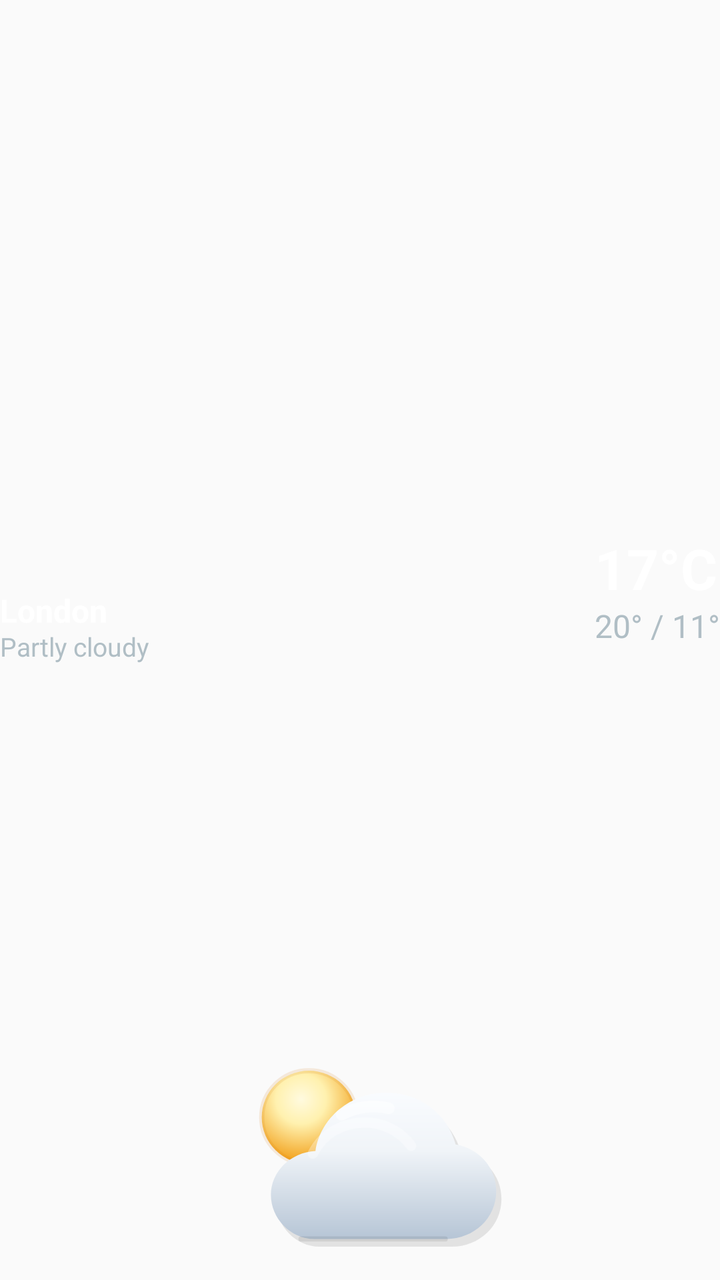
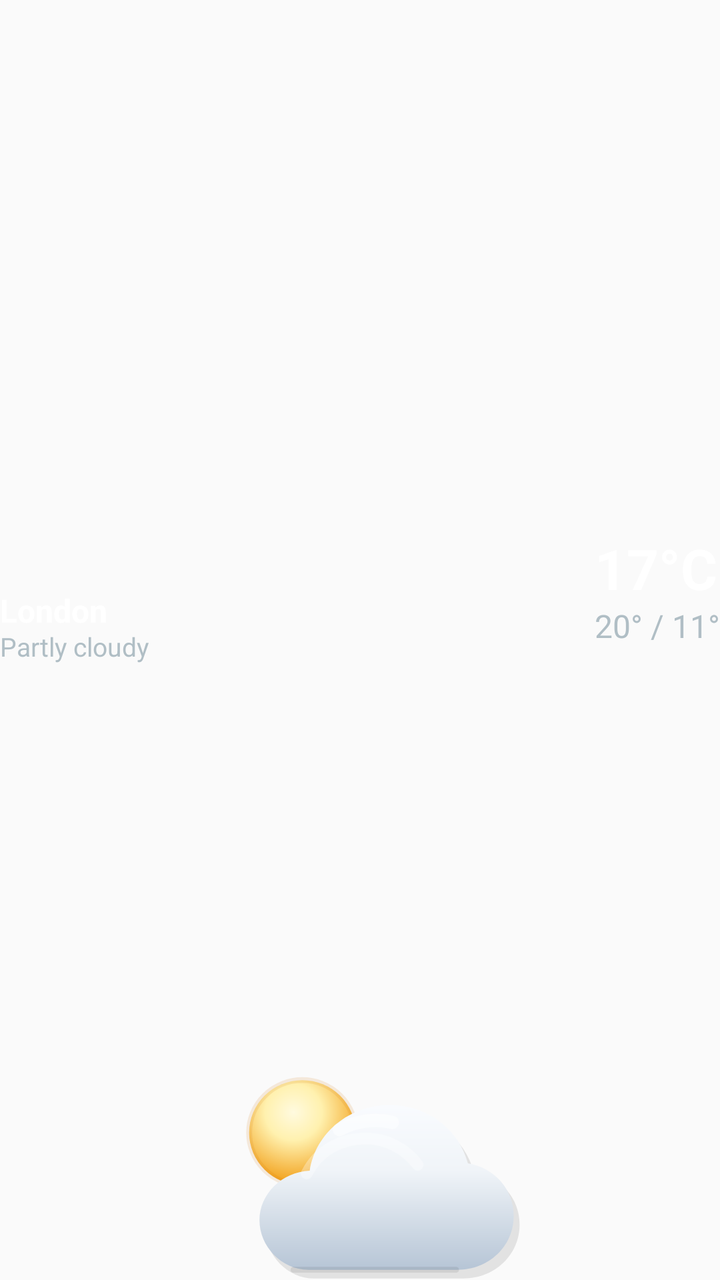

Before-and-after screenshots of an Android layout around one commit, followed by the original layout XML and the change that was made.
<!-- AndroidManifest.xml: application theme Theme.ClockWeatherWidget -->
<!-- res/layout/widget_weather_card_preview.xml -->
<?xml version="1.0" encoding="utf-8"?>
<FrameLayout xmlns:android="http://schemas.android.com/apk/res/android"
    xmlns:tools="http://schemas.android.com/tools"
    android:layout_width="match_parent"
    android:layout_height="wrap_content"
    android:minHeight="72dp"
    android:background="@android:color/transparent"
    android:clipChildren="false"
    android:clipToPadding="false"
    tools:ignore="HardcodedText">

    <ImageView
        android:layout_width="196dp"
        android:layout_height="126dp"
        android:layout_gravity="bottom|center_horizontal"
        android:paddingBottom="16dp"
        android:contentDescription="@null"
        android:scaleType="fitCenter"
        android:src="@drawable/ic_widget_weather_partly_cloudy_day" />

    
    <LinearLayout
        android:layout_width="wrap_content"
        android:layout_height="wrap_content"
        android:layout_gravity="start|center_vertical"
        android:layout_marginBottom="6dp"
        android:orientation="vertical">

        <TextView
            android:layout_width="wrap_content"
            android:layout_height="wrap_content"
            android:ellipsize="end"
            android:includeFontPadding="false"
            android:maxWidth="132dp"
            android:maxLines="1"
            android:text="London"
            android:textColor="@color/widget_text_primary"
            android:textSize="16sp"
            android:textStyle="bold" />

        <TextView
            android:layout_width="wrap_content"
            android:layout_height="wrap_content"
            android:ellipsize="end"
            android:includeFontPadding="false"
            android:layout_marginTop="1dp"
            android:maxLines="1"
            android:text="Partly cloudy"
            android:textColor="@color/widget_text_secondary"
            android:textSize="13sp" />
    </LinearLayout>

    
    <LinearLayout
        android:layout_width="wrap_content"
        android:layout_height="wrap_content"
        android:layout_gravity="end|center_vertical"
        android:layout_marginBottom="24dp"
        android:orientation="vertical">

        <TextView
            android:layout_width="wrap_content"
            android:layout_height="wrap_content"
            android:gravity="end"
            android:includeFontPadding="false"
            android:text="17°C"
            android:textColor="@color/widget_text_primary"
            android:textSize="28sp"
            android:textStyle="bold" />

        <TextView
            android:layout_width="wrap_content"
            android:layout_height="wrap_content"
            android:layout_marginTop="2dp"
            android:gravity="end"
            android:includeFontPadding="false"
            android:text="20° / 11°"
            android:textColor="@color/widget_text_secondary"
            android:textSize="16sp" />
    </LinearLayout>
</FrameLayout>
<!-- resources referenced by this layout -->
<resources>
  <color name="widget_text_primary">#FFFFFF</color>
  <color name="widget_text_secondary">#B0BEC5</color>
  <!-- drawable ic_widget_weather_partly_cloudy_day: vector/xml drawable (drawable, 2734 chars, omitted) -->
  <style name="Theme.ClockWeatherWidget" parent="Theme.AppCompat.Light.NoActionBar">
          <item name="colorPrimary">@color/primary</item>
          <item name="android:statusBarColor">@color/primary</item>
      </style>
  <color name="primary">#1565C0</color>
</resources>

<!-- the commit's change to res/layout/widget_weather_card_preview.xml (unified diff, before → after) -->
@@ -3,7 +3,6 @@
     xmlns:tools="http://schemas.android.com/tools"
     android:layout_width="match_parent"
     android:layout_height="wrap_content"
-    android:minHeight="72dp"
     android:background="@android:color/transparent"
     android:clipChildren="false"
     android:clipToPadding="false"
@@ -13,7 +12,11 @@
         android:layout_width="196dp"
         android:layout_height="126dp"
         android:layout_gravity="bottom|center_horizontal"
-        android:paddingBottom="16dp"
+        android:layout_marginTop="-126dp"
+        android:paddingStart="2dp"
+        android:paddingTop="2dp"
+        android:paddingEnd="2dp"
+        android:paddingBottom="0dp"
         android:contentDescription="@null"
         android:scaleType="fitCenter"
         android:src="@drawable/ic_widget_weather_partly_cloudy_day" />
